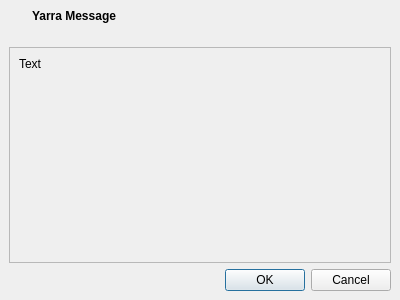
Before: the Qt Designer form Client/rds_mailboxwindow.ui in WillForan/yarraclient, drawn with Qt 5.
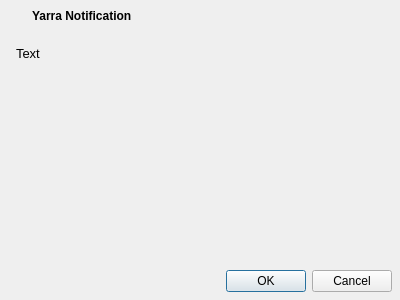
After: the same form once the commit is applied. Icons and pictures are not drawn.

Commit message: Added config option for mailbox notifications. Minor fixes.

```diff
--- a/Client/rds_mailboxwindow.ui
+++ b/Client/rds_mailboxwindow.ui
@@ -492,10 +492,13 @@
         <bool>false</bool>
        </property>
        <property name="text">
-        <string>Yarra Message</string>
+        <string>Yarra Notification</string>
        </property>
        <property name="margin">
-        <number>9</number>
+        <number>0</number>
+       </property>
+       <property name="indent">
+        <number>-1</number>
        </property>
       </widget>
      </item>
@@ -504,19 +507,22 @@
    <item>
     <layout class="QVBoxLayout" name="verticalLayout_2" stretch="0,1">
      <property name="leftMargin">
-      <number>9</number>
+      <number>8</number>
      </property>
      <property name="topMargin">
-      <number>9</number>
+      <number>8</number>
      </property>
      <property name="rightMargin">
-      <number>9</number>
+      <number>8</number>
      </property>
      <property name="bottomMargin">
-      <number>9</number>
+      <number>8</number>
      </property>
      <item>
       <widget class="QScrollArea" name="scrollArea">
+       <property name="frameShape">
+        <enum>QFrame::NoFrame</enum>
+       </property>
        <property name="widgetResizable">
         <bool>true</bool>
        </property>
@@ -525,19 +531,39 @@
          <rect>
           <x>0</x>
           <y>0</y>
-          <width>380</width>
+          <width>384</width>
           <height>211</height>
          </rect>
         </property>
         <layout class="QVBoxLayout" name="verticalLayout_4">
+         <property name="leftMargin">
+          <number>8</number>
+         </property>
+         <property name="topMargin">
+          <number>0</number>
+         </property>
+         <property name="rightMargin">
+          <number>8</number>
+         </property>
+         <property name="bottomMargin">
+          <number>8</number>
+         </property>
          <item>
           <widget class="QLabel" name="messageText">
+           <property name="font">
+            <font>
+             <pointsize>10</pointsize>
+            </font>
+           </property>
            <property name="text">
             <string>Text</string>
            </property>
            <property name="alignment">
             <set>Qt::AlignLeading|Qt::AlignLeft|Qt::AlignTop</set>
            </property>
+           <property name="wordWrap">
+            <bool>true</bool>
+           </property>
            <property name="margin">
             <number>0</number>
            </property>
```
Left out of the diff: 2 changed lines with no effect on the pictures. The commit also changes 5 other files.
